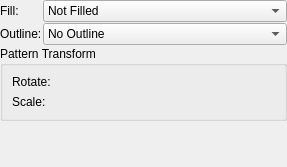
This is libs/ui/forms/wdggeometryoptions.ui in KDE/krita as Qt 5 draws it before an edit. The edited form follows.
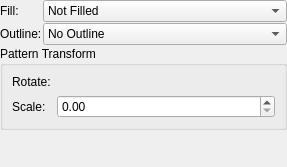
This is the edited form. Custom widgets are drawn as their Qt base class.

Commit message:
ui: Fix Designer not rendering KisDoubleSliderSpinBox as QDoubleSpinBox
Part-of: <https://invent.kde.org/graphics/krita/-/merge_requests/1742>

Patch:
```diff
--- a/libs/ui/forms/wdggeometryoptions.ui
+++ b/libs/ui/forms/wdggeometryoptions.ui
@@ -142,7 +142,7 @@
  <customwidgets>
   <customwidget>
    <class>KisDoubleSliderSpinBox</class>
-   <extends>QWidget</extends>
+   <extends>QDoubleSpinBox</extends>
    <header location="global">kis_slider_spin_box.h</header>
    <container>1</container>
   </customwidget>
```
The commit also changes 54 other files.
